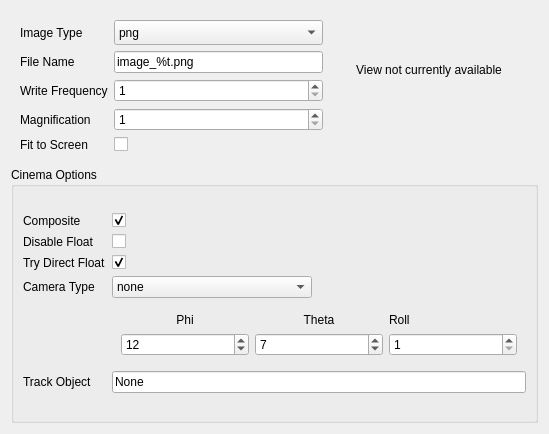
Above: Qt/Components/Resources/UI/pqImageOutputInfo.ui from Kitware/ParaView before the change. Below: the same form after it.
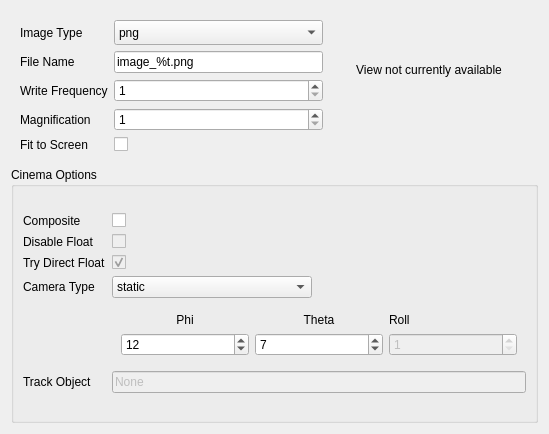
That is the form after the change.

Commit message: change the default cinema export defaults per LANL request

What changed in the file:
```diff
--- a/Qt/Components/Resources/UI/pqImageOutputInfo.ui
+++ b/Qt/Components/Resources/UI/pqImageOutputInfo.ui
@@ -294,6 +294,9 @@
            </item>
            <item row="1" column="2">
             <widget class="QSpinBox" name="rollResolution">
+             <property name="enabled">
+              <bool>false</bool>
+             </property>
              <property name="toolTip">
               <string>The number of camera positions in the roll direction.</string>
              </property>
@@ -411,6 +414,12 @@
           <property name="toolTip">
            <string>Mode for the cinema store of this view: none=don't export, static=fixed camera, phi-theta=Phi*Theta camera positions around focal point, AER=camera rotates arbitrarily around focal point, YPR=camera rotates arbitrarily from vantage point.</string>
           </property>
+          <property name="currentText">
+           <string>static</string>
+          </property>
+          <property name="currentIndex">
+           <number>1</number>
+          </property>
           <item>
            <property name="text">
             <string>none</string>
@@ -426,20 +435,13 @@
             <string>phi-theta</string>
            </property>
           </item>
-          <item>
-           <property name="text">
-            <string>azimuth-elevation-roll</string>
-           </property>
-          </item>
-          <item>
-           <property name="text">
-            <string>yaw-pitch-roll</string>
-           </property>
-          </item>
          </widget>
         </item>
         <item row="6" column="2">
          <widget class="QLineEdit" name="trackObjectName">
+          <property name="enabled">
+           <bool>false</bool>
+          </property>
           <property name="toolTip">
            <string>&lt;html&gt;&lt;head/&gt;&lt;body&gt;&lt;p&gt;Enter name from Pipeline Browser for camera to track over time.&lt;/p&gt;&lt;/body&gt;&lt;/html&gt;</string>
           </property>
@@ -464,6 +466,9 @@
         </item>
         <item row="0" column="2">
          <widget class="QCheckBox" name="composite">
+          <property name="enabled">
+           <bool>true</bool>
+          </property>
           <property name="toolTip">
            <string>Whether to export specA (simple RGB) or newer (compositible deferred rendering images) format stores</string>
           </property>
@@ -471,7 +476,7 @@
            <string/>
           </property>
           <property name="checked">
-           <bool>true</bool>
+           <bool>false</bool>
           </property>
          </widget>
         </item>
@@ -484,6 +489,9 @@
         </item>
         <item row="2" column="2">
          <widget class="QCheckBox" name="cbUseFloatValues">
+          <property name="enabled">
+           <bool>false</bool>
+          </property>
           <property name="toolTip">
            <string>Render recolorable float value pixels via GL_ARB_texture_float buffers if available.</string>
           </property>
@@ -504,6 +512,9 @@
         </item>
         <item row="1" column="2">
          <widget class="QCheckBox" name="cbNoValues">
+          <property name="enabled">
+           <bool>false</bool>
+          </property>
           <property name="toolTip">
            <string>Use prebaked lookup table as RGB pixels instead of recolorable float value pixels. </string>
           </property>
```
